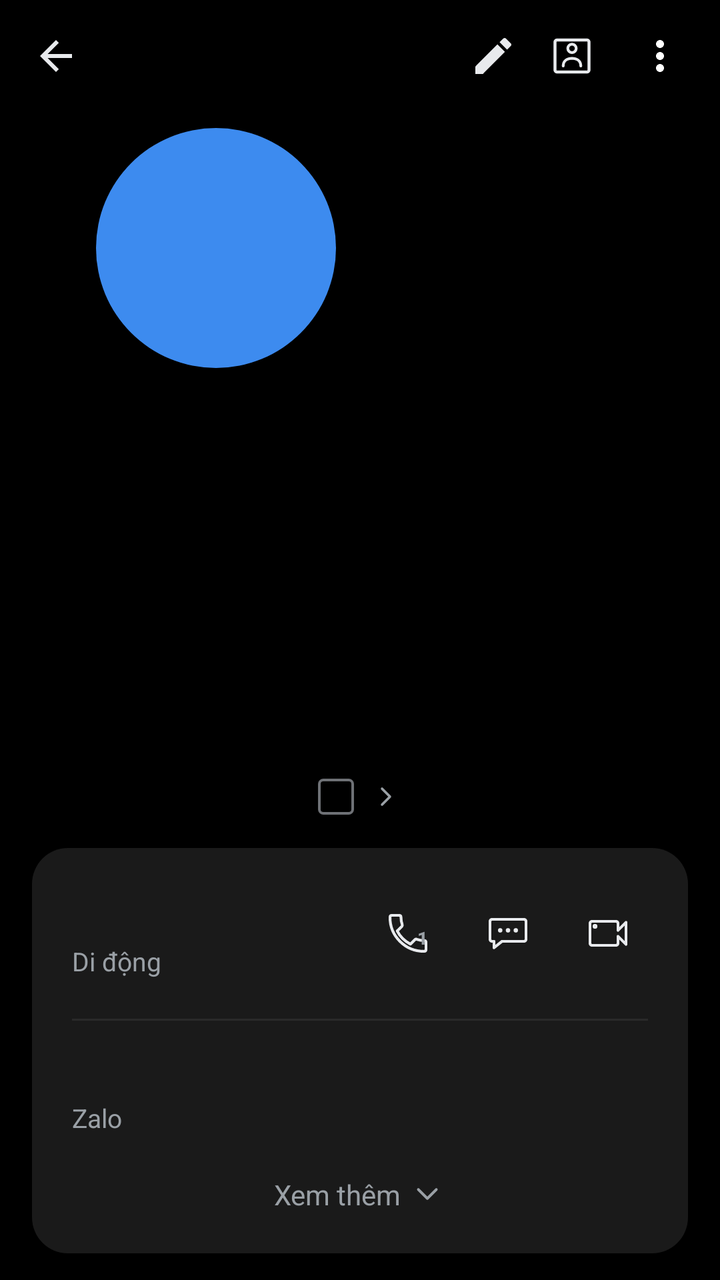
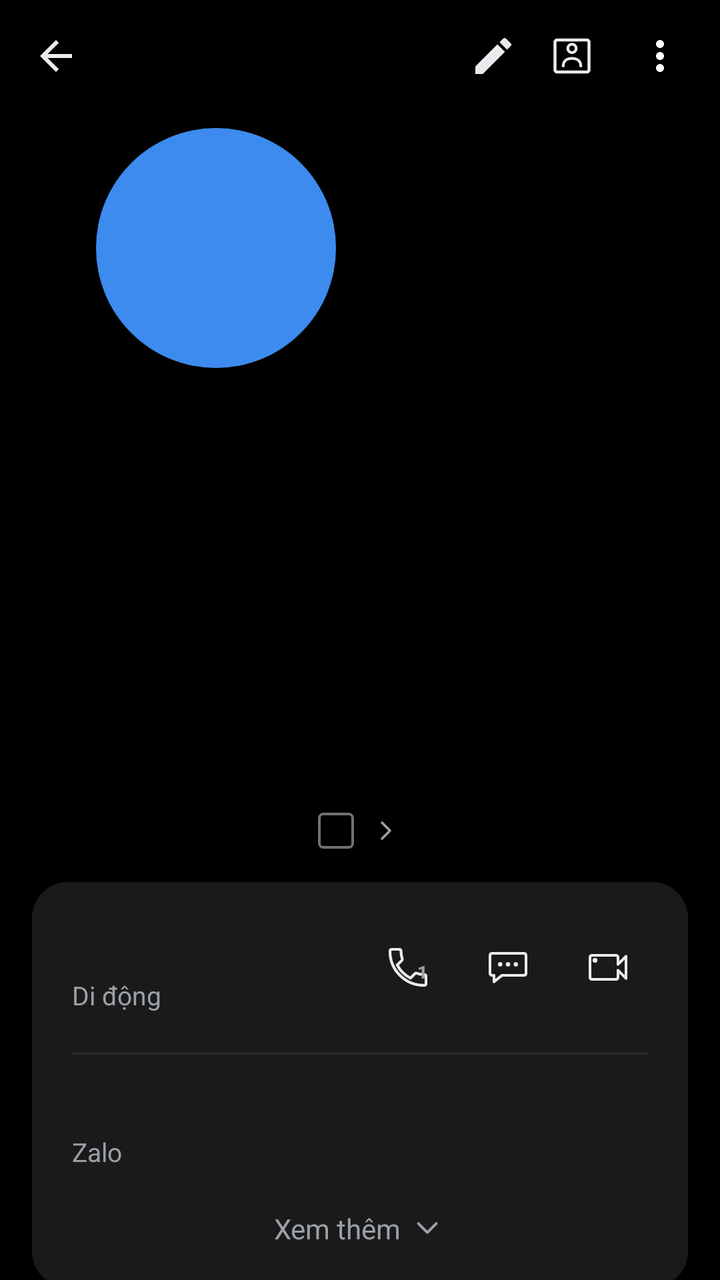

Two renders of the same Android screen: before a commit and after it. Below are the layout's source before the change and the commit's diff.
<!-- AndroidManifest.xml: application theme Theme.SimpleCall -->
<!-- res/layout/fragment_call_history.xml -->
<?xml version="1.0" encoding="utf-8"?>
<LinearLayout xmlns:android="http://schemas.android.com/apk/res/android"
    xmlns:app="http://schemas.android.com/apk/res-auto"
    android:layout_width="match_parent"
    android:layout_height="match_parent"
    android:orientation="vertical"
    android:background="@color/bg">

    
    <LinearLayout
        android:layout_width="match_parent" android:layout_height="56dp"
        android:orientation="horizontal" android:gravity="center_vertical"
        android:paddingStart="4dp" android:paddingEnd="8dp">

        <ImageButton android:id="@+id/btnBack"
            android:layout_width="48dp" android:layout_height="48dp"
            android:background="@android:color/transparent"
            android:src="@drawable/ic_arrow_back"
            android:contentDescription="Quay lại" />

        <Space android:layout_width="0dp" android:layout_height="1dp" android:layout_weight="1" />

        <ImageButton android:id="@+id/btnEdit"
            android:layout_width="35dp" android:layout_height="35dp"
            android:background="@android:color/transparent"
            android:src="@drawable/ic_edit"
            android:contentDescription="Sửa" />

        <ImageButton android:id="@+id/btnContactCard"
            android:layout_width="44dp" android:layout_height="44dp"
            android:background="@android:color/transparent"
            android:src="@drawable/ic_contact_card"
            android:contentDescription="Thẻ liên hệ" />

        <ImageButton android:id="@+id/btnMore"
            android:layout_width="44dp" android:layout_height="44dp"
            android:background="@android:color/transparent"
            android:src="@drawable/ic_more_vert"
            android:contentDescription="Thêm" />
    </LinearLayout>

    <ScrollView
        android:layout_width="match_parent" android:layout_height="0dp"
        android:layout_weight="1"
        android:clipToPadding="false"
        android:paddingBottom="24dp">

        <LinearLayout
            android:layout_width="match_parent" android:layout_height="wrap_content"
            android:orientation="vertical">

            
            <FrameLayout
                android:layout_width="264dp" android:layout_height="264dp"
                android:layout_gravity="center_horizontal"
                android:layout_marginTop="8dp">

                <TextView android:id="@+id/tvAvatar"
                    android:layout_width="120dp" android:layout_height="120dp"
                    android:background="@drawable/bg_avatar_circle"
                    android:gravity="center"
                    android:textSize="48sp" android:textColor="@color/white"
                    android:fontFamily="sans-serif-medium" />

                <ImageView android:id="@+id/ivDefaultAvatar"
                    android:layout_width="120dp" android:layout_height="120dp"
                    android:background="@drawable/bg_avatar_default"
                    android:src="@drawable/ic_person"
                    android:scaleType="center"
                    android:padding="30dp"
                    app:tint="@color/white"
                    android:visibility="gone"
                    android:contentDescription="@string/contact_photo" />
            </FrameLayout>

            
            <TextView android:id="@+id/tvTitle"
                android:layout_width="wrap_content" android:layout_height="wrap_content"
                android:layout_gravity="center_horizontal"
                android:layout_marginTop="16dp"
                android:layout_marginStart="32dp" android:layout_marginEnd="32dp"
                android:gravity="center"
                android:textSize="26sp" android:textStyle="bold"
                android:textColor="@color/text_primary"
                android:fontFamily="sans-serif-medium" />

            
            <LinearLayout android:id="@+id/rowSimDefault"
                android:layout_width="wrap_content" android:layout_height="wrap_content"
                android:layout_gravity="center_horizontal"
                android:layout_marginTop="10dp"
                android:orientation="horizontal" android:gravity="center_vertical"
                android:clickable="true" android:focusable="true">

                <TextView android:id="@+id/tvSimBadge"
                    android:layout_width="18dp" android:layout_height="18dp"
                    android:background="@drawable/bg_sim_badge"
                    android:gravity="center"
                    android:textSize="11sp" android:textColor="@color/text_secondary" />

                <TextView android:id="@+id/tvSubtitle"
                    android:layout_width="wrap_content" android:layout_height="wrap_content"
                    android:layout_marginStart="6dp"
                    android:textSize="14sp" android:textColor="@color/text_secondary" />

                <ImageView
                    android:layout_width="16dp" android:layout_height="16dp"
                    android:layout_marginStart="2dp"
                    android:src="@drawable/ic_chevron_right" />
            </LinearLayout>

            
            <LinearLayout
                android:layout_width="match_parent" android:layout_height="wrap_content"
                android:layout_margin="16dp"
                android:orientation="vertical"
                android:background="@drawable/bg_card_rounded"
                android:padding="20dp">

                <LinearLayout
                    android:layout_width="match_parent" android:layout_height="wrap_content"
                    android:orientation="horizontal" android:gravity="center_vertical">

                    <LinearLayout
                        android:layout_width="0dp" android:layout_height="wrap_content"
                        android:layout_weight="1" android:orientation="vertical">

                        <TextView android:id="@+id/tvNumber"
                            android:layout_width="wrap_content" android:layout_height="wrap_content"
                            android:textSize="19sp" android:textColor="@color/text_primary" />

                        <TextView android:id="@+id/tvNumberType"
                            android:layout_width="wrap_content" android:layout_height="wrap_content"
                            android:layout_marginTop="2dp"
                            android:text="@string/number_type_mobile"
                            android:textSize="13sp" android:textColor="@color/text_secondary" />
                    </LinearLayout>

                    
                    <FrameLayout
                        android:layout_width="40dp"
                        android:layout_height="40dp">
                        <ImageButton android:id="@+id/btnCallRow"
                            android:layout_width="match_parent"
                            android:layout_height="match_parent"
                            android:background="@android:color/transparent"
                            android:src="@drawable/ic_call_outline"
                            android:contentDescription="@string/call" />
                        
                        <TextView
                            android:id="@+id/tvCallSimNum"
                            android:layout_width="wrap_content"
                            android:layout_height="wrap_content"
                            android:layout_gravity="top|end"
                            android:layout_marginTop="16dp"
                            android:layout_marginEnd="10dp"
                            android:text="1"
                            android:textSize="9sp"
                            android:textStyle="bold"
                            android:textColor="@color/text_secondary"
                            android:fontFamily="sans-serif-medium" />
                    </FrameLayout>

                    <ImageButton android:id="@+id/btnMessageRow"
                        android:layout_width="40dp" android:layout_height="40dp"
                        android:layout_marginStart="10dp"
                        android:background="@android:color/transparent"
                        android:src="@drawable/ic_message_outline"
                        android:contentDescription="Nhắn tin" />

                    <ImageButton android:id="@+id/btnVideoRow"
                        android:layout_width="40dp" android:layout_height="40dp"
                        android:layout_marginStart="10dp"
                        android:background="@android:color/transparent"
                        android:src="@drawable/ic_video_call_outline"
                        android:contentDescription="Video call" />
                </LinearLayout>

                <View android:id="@+id/divBeforeZalo"
                    android:layout_width="match_parent" android:layout_height="1dp"
                    android:layout_marginTop="20dp" android:layout_marginBottom="16dp"
                    android:background="@color/divider" />

                <LinearLayout android:id="@+id/rowZalo"
                    android:layout_width="match_parent" android:layout_height="wrap_content"
                    android:orientation="vertical"
                    android:clickable="true" android:focusable="true">

                    <TextView android:id="@+id/tvZalo"
                        android:layout_width="wrap_content" android:layout_height="wrap_content"
                        android:textSize="16sp" android:textColor="@color/text_primary" />

                    <TextView
                        android:layout_width="wrap_content" android:layout_height="wrap_content"
                        android:layout_marginTop="2dp"
                        android:text="Zalo"
                        android:textSize="13sp" android:textColor="@color/text_secondary" />
                </LinearLayout>

                <LinearLayout android:id="@+id/rowSeeMore"
                    android:layout_width="match_parent" android:layout_height="wrap_content"
                    android:layout_marginTop="20dp"
                    android:orientation="horizontal" android:gravity="center"
                    android:clickable="true" android:focusable="true">

                    <TextView
                        android:layout_width="wrap_content" android:layout_height="wrap_content"
                        android:text="Xem thêm"
                        android:textSize="14sp" android:textColor="@color/text_secondary" />

                    <ImageView
                        android:layout_width="18dp" android:layout_height="18dp"
                        android:layout_marginStart="4dp"
                        android:src="@drawable/ic_chevron_down" />
                </LinearLayout>
            </LinearLayout>

            
            <LinearLayout android:id="@+id/rowMeet"
                android:layout_width="match_parent" android:layout_height="wrap_content"
                android:layout_marginStart="16dp" android:layout_marginEnd="16dp"
                android:orientation="horizontal" android:gravity="center_vertical"
                android:background="@drawable/bg_card_rounded"
                android:padding="20dp"
                android:clickable="true" android:focusable="true">

                <TextView
                    android:layout_width="0dp" android:layout_height="wrap_content"
                    android:layout_weight="1"
                    android:text="Meet"
                    android:textSize="16sp" android:textColor="@color/text_primary" />

                <ImageView
                    android:layout_width="20dp" android:layout_height="20dp"
                    android:src="@drawable/ic_chevron_right" />
            </LinearLayout>

            
            <LinearLayout
                android:layout_width="match_parent" android:layout_height="wrap_content"
                android:layout_margin="16dp"
                android:orientation="vertical"
                android:background="@drawable/bg_card_rounded">

                <LinearLayout android:id="@+id/rowCallSummary"
                    android:layout_width="match_parent" android:layout_height="wrap_content"
                    android:orientation="horizontal" android:gravity="center_vertical"
                    android:padding="20dp"
                    android:clickable="true" android:focusable="true">

                    <TextView
                        android:layout_width="0dp" android:layout_height="wrap_content"
                        android:layout_weight="1"
                        android:text="Tóm tắt cuộc gọi"
                        android:textSize="16sp" android:textColor="@color/text_primary" />

                    <ImageView
                        android:layout_width="20dp" android:layout_height="20dp"
                        android:src="@drawable/ic_chevron_right" />
                </LinearLayout>

                <View
                    android:layout_width="match_parent" android:layout_height="1dp"
                    android:layout_marginStart="20dp" android:layout_marginEnd="20dp"
                    android:background="@color/divider" />

                <LinearLayout android:id="@+id/rowCallRecording"
                    android:layout_width="match_parent" android:layout_height="wrap_content"
                    android:orientation="horizontal" android:gravity="center_vertical"
                    android:padding="20dp"
                    android:clickable="true" android:focusable="true">

                    <TextView
                        android:layout_width="0dp" android:layout_height="wrap_content"
                        android:layout_weight="1"
                        android:text="Bản ghi âm cuộc gọi"
                        android:textSize="16sp" android:textColor="@color/text_primary" />

                    <ImageView
                        android:layout_width="20dp" android:layout_height="20dp"
                        android:src="@drawable/ic_chevron_right" />
                </LinearLayout>
            </LinearLayout>

            
            <LinearLayout android:id="@+id/cardAddContact"
                android:layout_width="match_parent" android:layout_height="wrap_content"
                android:layout_margin="16dp"
                android:orientation="vertical"
                android:background="@drawable/bg_card_rounded"
                android:visibility="gone">

                <LinearLayout android:id="@+id/rowCreateContact"
                    android:layout_width="match_parent" android:layout_height="wrap_content"
                    android:orientation="horizontal" android:gravity="center_vertical"
                    android:padding="20dp"
                    android:clickable="true" android:focusable="true">

                    <TextView
                        android:layout_width="0dp" android:layout_height="wrap_content"
                        android:layout_weight="1"
                        android:text="Tạo liên hệ mới"
                        android:textSize="16sp" android:textColor="@color/text_primary" />

                    <ImageView
                        android:layout_width="20dp" android:layout_height="20dp"
                        android:src="@drawable/ic_chevron_right" />
                </LinearLayout>

                <View
                    android:layout_width="match_parent" android:layout_height="1dp"
                    android:layout_marginStart="20dp" android:layout_marginEnd="20dp"
                    android:background="@color/divider" />

                <LinearLayout android:id="@+id/rowAddExisting"
                    android:layout_width="match_parent" android:layout_height="wrap_content"
                    android:orientation="horizontal" android:gravity="center_vertical"
                    android:padding="20dp"
                    android:clickable="true" android:focusable="true">

                    <TextView
                        android:layout_width="0dp" android:layout_height="wrap_content"
                        android:layout_weight="1"
                        android:text="Thêm vào liên lạc hiện có"
                        android:textSize="16sp" android:textColor="@color/text_primary" />

                    <ImageView
                        android:layout_width="20dp" android:layout_height="20dp"
                        android:src="@drawable/ic_chevron_right" />
                </LinearLayout>
            </LinearLayout>

            
            <LinearLayout
                android:layout_width="match_parent" android:layout_height="wrap_content"
                android:layout_marginStart="20dp" android:layout_marginEnd="12dp"
                android:layout_marginTop="8dp"
                android:orientation="horizontal" android:gravity="center_vertical">

                <TextView
                    android:layout_width="0dp" android:layout_height="wrap_content"
                    android:layout_weight="1"
                    android:text="Nhật ký cuộc gọi"
                    android:textSize="15sp" android:textColor="@color/text_secondary" />

                <TextView android:id="@+id/btnClearLog"
                    android:layout_width="wrap_content" android:layout_height="wrap_content"
                    android:text="Xóa"
                    android:textSize="15sp" android:textColor="@color/accent_blue"
                    android:padding="8dp"
                    android:clickable="true" android:focusable="true" />
            </LinearLayout>

            
            <LinearLayout android:id="@+id/llHistoryEntries"
                android:layout_width="match_parent" android:layout_height="wrap_content"
                android:layout_margin="16dp"
                android:orientation="vertical"
                android:background="@drawable/bg_card_rounded" />

        </LinearLayout>
    </ScrollView>
</LinearLayout>
<!-- resources referenced by this layout -->
<resources>
  <color name="accent_blue">#1A73E8</color>
  <color name="bg">#000000</color>
  <color name="divider">#2A2A2A</color>
  <color name="text_primary">#E8EAED</color>
  <color name="text_secondary">#9AA0A6</color>
  <color name="white">#FFFFFF</color>
  <!-- drawable bg_avatar_circle (drawable) -->
  <?xml version="1.0" encoding="utf-8"?>
  <shape xmlns:android="http://schemas.android.com/apk/res/android"
      android:shape="oval">
      <solid android:color="@color/avatar_purple" />
  </shape>
  <!-- drawable bg_avatar_default (drawable) -->
  <?xml version="1.0" encoding="utf-8"?>
  <shape xmlns:android="http://schemas.android.com/apk/res/android"
      android:shape="oval">
      <solid android:color="@color/accent_blue" />
  </shape>
  <!-- drawable bg_card_rounded (drawable) -->
  <?xml version="1.0" encoding="utf-8"?>
  <shape xmlns:android="http://schemas.android.com/apk/res/android"
      android:shape="rectangle">
      <solid android:color="@color/detail_card_bg" />
      <corners android:radius="18dp" />
  </shape>
  <!-- drawable bg_sim_badge (drawable) -->
  <?xml version="1.0" encoding="utf-8"?>
  <shape xmlns:android="http://schemas.android.com/apk/res/android"
      android:shape="rectangle">
      <stroke android:width="1.2dp" android:color="@color/call_log_muted" />
      <corners android:radius="2dp" />
      <solid android:color="@android:color/transparent" />
  </shape>
  <!-- drawable ic_arrow_back (drawable) -->
  <?xml version="1.0" encoding="utf-8"?>
  <vector xmlns:android="http://schemas.android.com/apk/res/android"
      android:width="24dp" android:height="24dp"
      android:viewportWidth="24" android:viewportHeight="24">
      
      <path android:fillColor="@color/text_primary"
          android:pathData="M20,11H7.83l5.59-5.59L12,4l-8,8 8,8 1.41-1.41L7.83,13H20v-2z"/>
  </vector>
  <!-- drawable ic_edit (drawable) -->
  <?xml version="1.0" encoding="utf-8"?>
  <vector xmlns:android="http://schemas.android.com/apk/res/android"
      android:width="24dp" android:height="24dp"
      android:viewportWidth="24" android:viewportHeight="24">
      <path android:fillColor="@color/text_primary"
          android:pathData="M3,17.25V21h3.75L17.81,9.94l-3.75,-3.75L3,17.25zM20.71,7.04c0.39,-0.39 0.39,-1.02 0,-1.41l-2.34,-2.34c-0.39,-0.39 -1.02,-0.39 -1.41,0l-1.83,1.83 3.75,3.75 1.83,-1.83z"/>
  </vector>
  <!-- drawable ic_more_vert (drawable) -->
  <?xml version="1.0" encoding="utf-8"?>
  <vector xmlns:android="http://schemas.android.com/apk/res/android"
      android:width="24dp" android:height="24dp"
      android:viewportWidth="24" android:viewportHeight="24">
      <path android:fillColor="#FFFFFF"
          android:pathData="M12,8c1.1,0 2,-0.9 2,-2s-0.9,-2 -2,-2 -2,0.9 -2,2 0.9,2 2,2zM12,10c-1.1,0 -2,0.9 -2,2s0.9,2 2,2 2,-0.9 2,-2 -0.9,-2 -2,-2zM12,16c-1.1,0 -2,0.9 -2,2s0.9,2 2,2 2,-0.9 2,-2 -0.9,-2 -2,-2z"/>
  </vector>
  <!-- drawable ic_person (drawable) -->
  <?xml version="1.0" encoding="utf-8"?>
  <vector xmlns:android="http://schemas.android.com/apk/res/android"
      android:width="24dp" android:height="24dp"
      android:viewportWidth="24" android:viewportHeight="24">
      <path android:fillColor="#FFFFFFFF"
          android:pathData="M12,12c2.21,0 4,-1.79 4,-4s-1.79,-4 -4,-4 -4,1.79 -4,4 1.79,4 4,4zM12,14c-2.67,0 -8,1.34 -8,4v2h16v-2c0,-2.66 -5.33,-4 -8,-4z"/>
  </vector>
  <string name="call">Gọi</string>
  <string name="contact_photo">Ảnh liên hệ</string>
  <string name="number_type_mobile">Di động</string>
  <color name="avatar_purple">#3D8BEF</color>
  <color name="detail_card_bg">#1A1A1A</color>
  <color name="call_log_muted">#6E7176</color>
  <color name="primary">#1E8E3E</color>
  <color name="primary_dark">#137333</color>
  <!-- unchanged entries left out for length: 7 -->
</resources>

<!-- the commit's change to res/layout/fragment_call_history.xml (unified diff, before → after) -->
@@ -80,7 +80,7 @@
                 android:layout_marginTop="16dp"
                 android:layout_marginStart="32dp" android:layout_marginEnd="32dp"
                 android:gravity="center"
-                android:textSize="26sp" android:textStyle="bold"
+                android:textSize="39sp" android:textStyle="bold"
                 android:textColor="@color/text_primary"
                 android:fontFamily="sans-serif-medium" />
 
